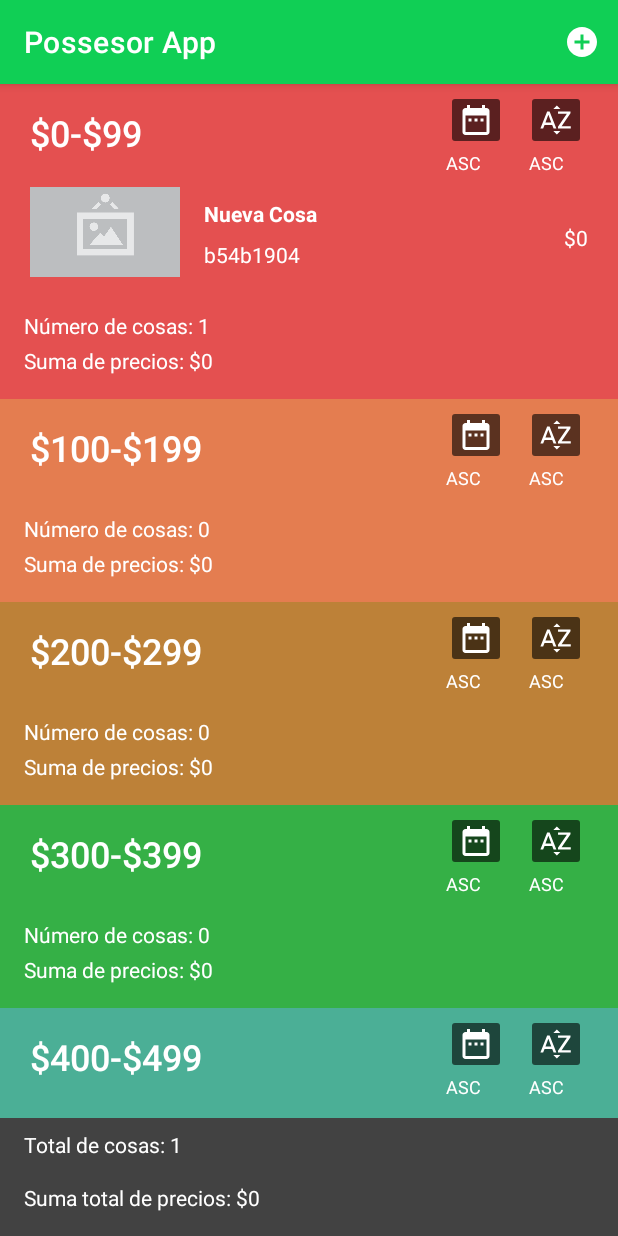
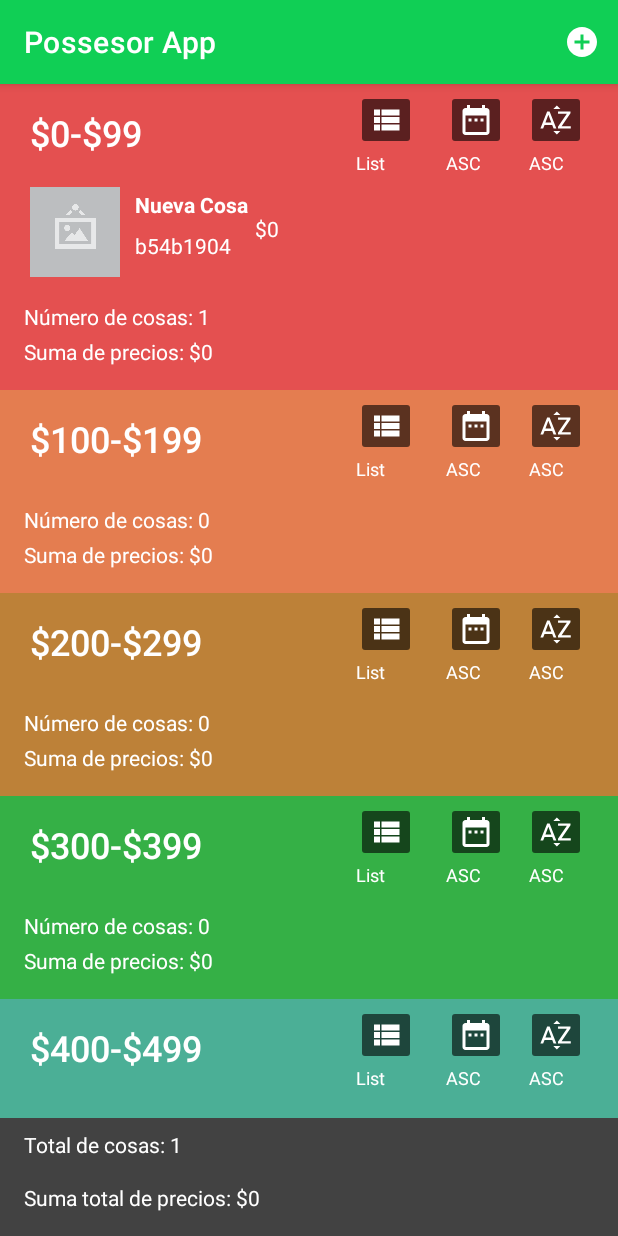
Before and after one commit to CesarArellano/Possessor-App, an Android app: the screen it shows after launch (MainActivity), after a tap on "Ordenar por fecha", on a phone screen of 412 x 824 dp. Run offline under Robolectric (Android 15) with nearby library versions, the phone set to English and light mode, and no system bars; libraries missing offline, so code that uses them is left out: it.xabaras.android; 2 other taps on this screen came first.

Commit message:
Adding last extra point

```diff
--- a/PossessorApp/app/src/main/java/com/cesararellano/possessorapp/ThingsTableFragment.kt
+++ b/PossessorApp/app/src/main/java/com/cesararellano/possessorapp/ThingsTableFragment.kt
@@ -15,6 +15,7 @@ import androidx.appcompat.app.AppCompatActivity
 import androidx.core.content.ContextCompat
 import androidx.fragment.app.Fragment
 import androidx.lifecycle.ViewModelProvider
+import androidx.recyclerview.widget.GridLayoutManager
 import androidx.recyclerview.widget.ItemTouchHelper
 import androidx.recyclerview.widget.LinearLayoutManager
 import androidx.recyclerview.widget.RecyclerView
@@ -115,12 +116,15 @@ class ThingsTableFragment: Fragment() {
             private val thingsRecyclerView: RecyclerView = itemView.findViewById(R.id.thingsRecyclerView)
             private val numberOfThingsBySection: TextView = itemView.findViewById(R.id.numberOfThingsBySection)
             private val thingPriceSumBySection: TextView = itemView.findViewById(R.id.thingPriceSumBySection)
+            private val changeViewButton:ImageButton = itemView.findViewById(R.id.changeViewButton)
+            private val changeViewLabel:TextView = itemView.findViewById(R.id.changeViewLabel)
             private val orderByAlphaButton: ImageButton = itemView.findViewById(R.id.orderByAlphaButton)
             private val orderByAlphaLabel: TextView = itemView.findViewById(R.id.orderByAlphaLabel)
             private val orderByDateButton: ImageButton = itemView.findViewById(R.id.orderByDateButton)
             private val orderByDateLabel: TextView = itemView.findViewById(R.id.orderByDateLabel)
             private var isSortByAscAlpha:Boolean = true
             private var isSortByAscDate:Boolean = true
+            private var changeView:Boolean = false
 
             @SuppressLint("SetTextI18n", "NotifyDataSetChanged")
             fun binding(section: Sections, backgroundColor: Int) {
@@ -130,13 +134,24 @@ class ThingsTableFragment: Fragment() {
                 thingPriceSumBySection.text = "Suma de precios: $${ thingTableViewModel.getThingPriceSumBySection(section.sectionList) }"
                 // Creamos el RecylerView anidado de las cosas.
                 val thingAdapter = ThingAdapter(section.sectionList)
-                thingsRecyclerView.layoutManager = LinearLayoutManager(context)
+                thingsRecyclerView.layoutManager = GridLayoutManager(context, if(changeView) 2 else 1)
                 thingsRecyclerView.adapter = thingAdapter
                 thingsRecyclerView.setBackgroundColor(backgroundColor)
 
                 // Habilitamos o deshabilitamos los botones dependiendo si hay cosas en la sección específica.
-                orderByAlphaButton.isEnabled = section.sectionList.size > 0
-                orderByDateButton.isEnabled = section.sectionList.size > 0
+
+                changeViewButton.isEnabled = section.sectionList.size > 0
+                orderByAlphaButton.isEnabled = section.sectionList.size > 1
+                orderByDateButton.isEnabled = section.sectionList.size > 1
+
+
+                changeViewButton.setOnClickListener {
+                    changeView = !changeView
+                    changeViewLabel.text = if(changeView) "List" else "Grid"
+
+                    changeViewButton.setImageDrawable( ContextCompat.getDrawable(requireContext(), if(changeView) R.drawable.ic_baseline_view_list else R.drawable.ic_baseline_grid_on ))
+                    notifyDataSetChanged() // Actualizamos el RecyclerView de las secciones.
+                }
 
                 orderByDateButton.setOnClickListener {
                     // Ordenamos de forma ASC o DESC dependiendo de la bandera actual.
--- /dev/null
+++ b/PossessorApp/app/src/main/res/drawable/ic_baseline_grid_on.xml
@@ -0,0 +1,5 @@
+<vector android:height="24dp" android:tint="#FFFFFF"
+    android:viewportHeight="24" android:viewportWidth="24"
+    android:width="24dp" xmlns:android="http://schemas.android.com/apk/res/android">
+    <path android:fillColor="@android:color/white" android:pathData="M20,2L4,2c-1.1,0 -2,0.9 -2,2v16c0,1.1 0.9,2 2,2h16c1.1,0 2,-0.9 2,-2L22,4c0,-1.1 -0.9,-2 -2,-2zM8,20L4,20v-4h4v4zM8,14L4,14v-4h4v4zM8,8L4,8L4,4h4v4zM14,20h-4v-4h4v4zM14,14h-4v-4h4v4zM14,8h-4L10,4h4v4zM20,20h-4v-4h4v4zM20,14h-4v-4h4v4zM20,8h-4L16,4h4v4z"/>
+</vector>
--- /dev/null
+++ b/PossessorApp/app/src/main/res/drawable/ic_baseline_view_list.xml
@@ -0,0 +1,5 @@
+<vector android:height="24dp" android:tint="#FFFFFF"
+    android:viewportHeight="24" android:viewportWidth="24"
+    android:width="24dp" xmlns:android="http://schemas.android.com/apk/res/android">
+    <path android:fillColor="@android:color/white" android:pathData="M4,14h4v-4L4,10v4zM4,19h4v-4L4,15v4zM4,9h4L8,5L4,5v4zM9,14h12v-4L9,10v4zM9,19h12v-4L9,15v4zM9,5v4h12L21,5L9,5z"/>
+</vector>
--- a/PossessorApp/app/src/main/res/layout/sections_ui.xml
+++ b/PossessorApp/app/src/main/res/layout/sections_ui.xml
@@ -1,8 +1,33 @@
 <?xml version="1.0" encoding="utf-8"?>
 <androidx.constraintlayout.widget.ConstraintLayout xmlns:android="http://schemas.android.com/apk/res/android"
     xmlns:app="http://schemas.android.com/apk/res-auto"
+    xmlns:tools="http://schemas.android.com/tools"
     android:layout_width="match_parent"
     android:layout_height="wrap_content" >
+
+    <ImageButton
+        android:id="@+id/changeViewButton"
+        android:layout_width="40dp"
+        android:layout_height="40dp"
+        android:layout_marginTop="4dp"
+        android:backgroundTint="@color/material_on_background_emphasis_medium"
+        android:contentDescription="@string/orderByDateDescription"
+        app:layout_constraintStart_toStartOf="@+id/changeViewLabel"
+        app:layout_constraintTop_toTopOf="parent"
+        app:srcCompat="@drawable/ic_baseline_view_list" />
+
+    <ImageButton
+        android:id="@+id/orderByDateButton"
+        android:layout_width="40dp"
+        android:layout_height="40dp"
+        android:layout_marginStart="20dp"
+        android:layout_marginTop="4dp"
+        android:backgroundTint="@color/material_on_background_emphasis_medium"
+        android:contentDescription="@string/orderByDateDescription"
+        app:layout_constraintStart_toEndOf="@+id/changeViewButton"
+        app:layout_constraintTop_toTopOf="parent"
+        app:srcCompat="@drawable/ic_baseline_date_range" />
+
     <TextView
         android:id="@+id/sectionName"
         style="@style/TextAppearance.AppCompat.Light.SearchResult.Title"
@@ -57,22 +82,11 @@
         android:layout_marginTop="4dp"
         android:layout_marginEnd="8dp"
         android:backgroundTint="@color/material_on_background_emphasis_medium"
+        android:contentDescription="@string/orderByAlphaDescription"
         app:layout_constraintEnd_toEndOf="parent"
         app:layout_constraintStart_toEndOf="@+id/orderByDateButton"
         app:layout_constraintTop_toTopOf="parent"
-        app:srcCompat="@drawable/ic_baseline_sort_by_alpha"
-        android:contentDescription="@string/orderByAlphaDescription" />
-
-    <ImageButton
-        android:id="@+id/orderByDateButton"
-        android:layout_width="40dp"
-        android:layout_height="40dp"
-        android:layout_marginTop="4dp"
-        android:backgroundTint="@color/material_on_background_emphasis_medium"
-        app:layout_constraintStart_toStartOf="@+id/orderByDateLabel"
-        app:layout_constraintTop_toTopOf="parent"
-        app:srcCompat="@drawable/ic_baseline_date_range"
-        android:contentDescription="@string/orderByDateDescription" />
+        app:srcCompat="@drawable/ic_baseline_sort_by_alpha" />
 
     <TextView
         android:id="@+id/orderByAlphaLabel"
@@ -98,4 +112,15 @@
         app:layout_constraintBottom_toTopOf="@+id/thingsRecyclerView"
         app:layout_constraintEnd_toStartOf="@+id/orderByAlphaLabel" />
 
+    <TextView
+        android:id="@+id/changeViewLabel"
+        android:layout_width="wrap_content"
+        android:layout_height="wrap_content"
+        android:layout_marginEnd="96dp"
+        android:text="@string/changeViewLabel"
+        android:textColor="@color/white"
+        android:textSize="12sp"
+        app:layout_constraintBottom_toTopOf="@+id/thingsRecyclerView"
+        app:layout_constraintEnd_toStartOf="@+id/orderByAlphaLabel" />
+
 </androidx.constraintlayout.widget.ConstraintLayout>
--- a/PossessorApp/app/src/main/res/layout/thing_layout.xml
+++ b/PossessorApp/app/src/main/res/layout/thing_layout.xml
@@ -10,8 +10,8 @@
         android:id="@+id/nameLabel"
         android:layout_width="wrap_content"
         android:layout_height="wrap_content"
-        android:layout_marginStart="16dp"
-        android:layout_marginTop="16dp"
+        android:layout_marginStart="10dp"
+        android:layout_marginTop="10dp"
         android:maxLength="22"
         android:text="@string/nameLabel"
         android:textColor="@color/white"
@@ -45,7 +45,7 @@
 
     <ImageView
         android:id="@+id/photoThumbnail"
-        android:layout_width="100dp"
+        android:layout_width="60dp"
         android:layout_height="60dp"
         android:layout_marginStart="20dp"
         android:layout_marginTop="8dp"
--- a/PossessorApp/app/src/main/res/values/strings.xml
+++ b/PossessorApp/app/src/main/res/values/strings.xml
@@ -20,4 +20,5 @@
     <string name="thumbnailDescription">Thumbnail</string>
     <string name="orderByDateDescription">Ordenar por fecha</string>
     <string name="orderByAlphaDescription">Ordenar por alfabeto</string>
+    <string name="changeViewLabel">List</string>
 </resources>
```
